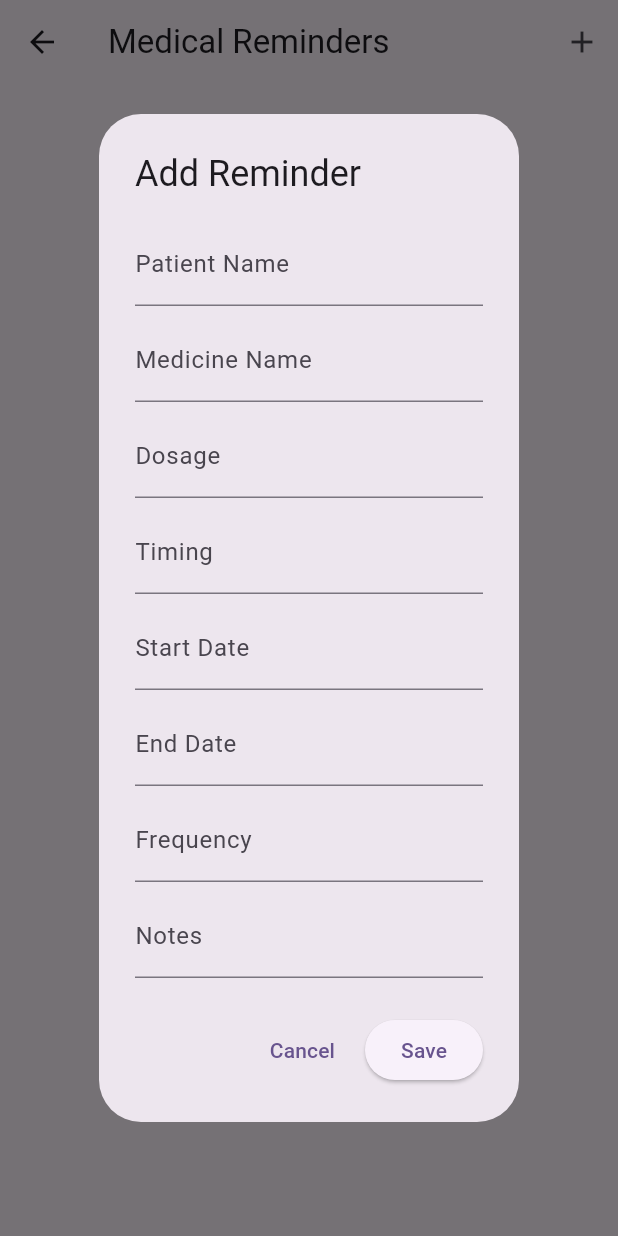
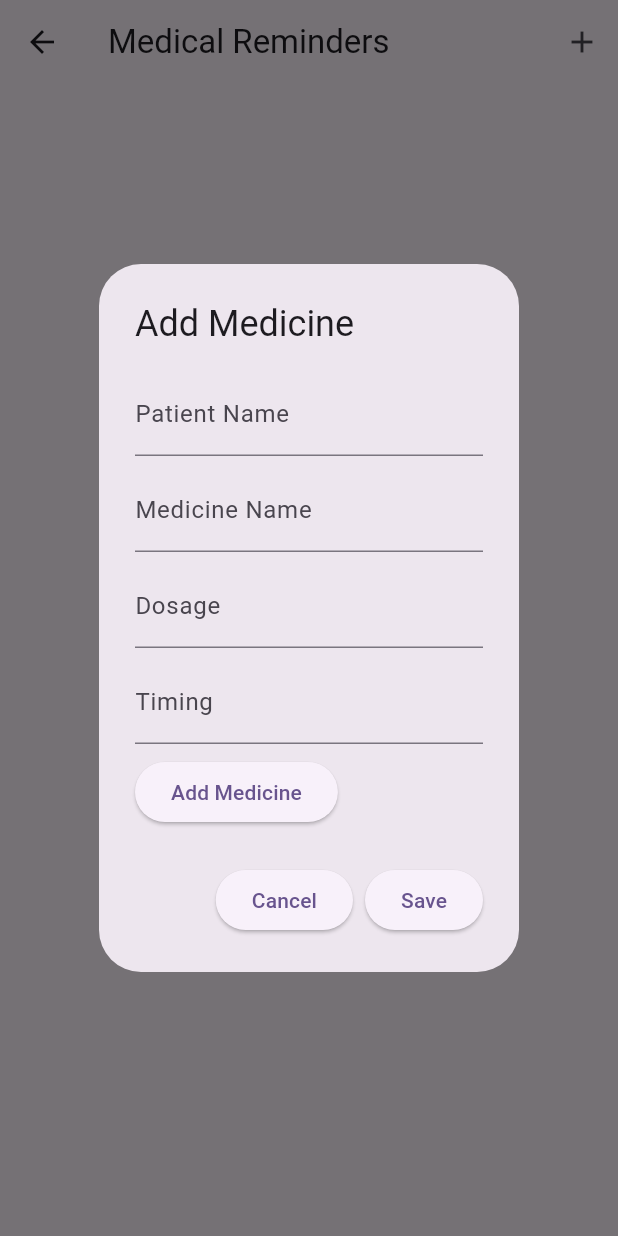
Before and after one commit to Yadavatharva2003/Disease_prediction, a Flutter app: the ReminderPage screen opened directly, after a tap on the "add" icon, on a phone screen of 412 x 824 dp. Run offline on Flutter 3.47's test engine with Material 3 defaults, Android fonts, the phone set to English and light mode, and no system bars; our stand-ins replace animated_text_kit, carousel_slider, cloud_firestore, firebase_auth, firebase_core, google_sign_in; accounts and stored records are empty; network calls fail.

Commit message:
improved_homescreen,reminderpage

```diff
--- a/lib/reminder.dart
+++ b/lib/reminder.dart
@@ -8,70 +8,67 @@ class ReminderPage extends StatefulWidget {
 }
 
 class _ReminderPageState extends State<ReminderPage> {
-  final TextEditingController _patientNameController = TextEditingController();
-  final TextEditingController _medicineNameController = TextEditingController();
-  final TextEditingController _dosageController = TextEditingController();
-  final TextEditingController _timingController = TextEditingController();
-  final TextEditingController _startDateController = TextEditingController();
-  final TextEditingController _endDateController = TextEditingController();
-  final TextEditingController _frequencyController = TextEditingController();
-  final TextEditingController _notesController = TextEditingController();
+  final List<Medicine> medicines = [];
+
+  TextEditingController patientNameController = TextEditingController();
+  TextEditingController medicineNameController = TextEditingController();
+  TextEditingController dosageController = TextEditingController();
+  TextEditingController timingController = TextEditingController();
 
   void _showAddReminderDialog() {
     showDialog(
       context: context,
       builder: (BuildContext context) {
         return AlertDialog(
-          title: Text('Add Reminder'),
-          content: SingleChildScrollView(
-            child: Column(
+          title: Text('Add Medicine'),
+          content: StatefulBuilder(
+            builder: (BuildContext context, StateSetter setState) {
+              return Column(
                 crossAxisAlignment: CrossAxisAlignment.start,
                 mainAxisSize: MainAxisSize.min,
                 children: [
                   TextField(
-                  controller: _patientNameController,
+                    controller: patientNameController,
                     decoration: InputDecoration(labelText: 'Patient Name'),
                   ),
                   SizedBox(height: 8),
                   TextField(
-                  controller: _medicineNameController,
+                    controller: medicineNameController,
                     decoration: InputDecoration(labelText: 'Medicine Name'),
                   ),
                   SizedBox(height: 8),
                   TextField(
-                  controller: _dosageController,
+                    controller: dosageController,
                     decoration: InputDecoration(labelText: 'Dosage'),
                   ),
                   SizedBox(height: 8),
                   TextField(
-                  controller: _timingController,
+                    controller: timingController,
                     decoration: InputDecoration(labelText: 'Timing'),
                   ),
                   SizedBox(height: 8),
-                TextField(
-                  controller: _startDateController,
-                  decoration: InputDecoration(labelText: 'Start Date'),
-                ),
-                SizedBox(height: 8),
-                TextField(
-                  controller: _endDateController,
-                  decoration: InputDecoration(labelText: 'End Date'),
-                ),
-                SizedBox(height: 8),
-                TextField(
-                  controller: _frequencyController,
-                  decoration: InputDecoration(labelText: 'Frequency'),
-                ),
-                SizedBox(height: 8),
-                TextField(
-                  controller: _notesController,
-                  decoration: InputDecoration(labelText: 'Notes'),
+                  ElevatedButton(
+                    onPressed: () {
+                      setState(() {
+                        medicines.add(Medicine(
+                          patientName: patientNameController.text,
+                          medicineName: medicineNameController.text,
+                          dosage: dosageController.text,
+                          timing: timingController.text,
+                        ));
+                        medicineNameController.clear();
+                        dosageController.clear();
+                        timingController.clear();
+                      });
+                    },
+                    child: Text('Add Medicine'),
                   ),
                 ],
-            ),
+              );
+            },
           ),
           actions: [
-            TextButton(
+            ElevatedButton(
               onPressed: () {
                 Navigator.pop(context);
               },
@@ -79,21 +76,9 @@ class _ReminderPageState extends State<ReminderPage> {
             ),
             ElevatedButton(
               onPressed: () {
-                // Add functionality to save the reminder
-                // You can access the entered values using the respective controllers
-                String patientName = _patientNameController.text;
-                String medicineName = _medicineNameController.text;
-                String dosage = _dosageController.text;
-                String timing = _timingController.text;
-                String startDate = _startDateController.text;
-                String endDate = _endDateController.text;
-                String frequency = _frequencyController.text;
-                String notes = _notesController.text;
-
-                // You can add code here to save the reminder
-                // For example, you can add the reminder to a list of reminders or store it in a database
-
-                // After saving the reminder, close the dialog
+                // Add functionality to save the reminders
+                // You can access the entered values using the medicines list
+                // For example, you can save the list of medicines to a database
                 Navigator.pop(context);
               },
               child: Text('Save'),
@@ -116,27 +101,35 @@ class _ReminderPageState extends State<ReminderPage> {
           ),
         ],
       ),
-      body: SingleChildScrollView(
-        child: Column(
-          crossAxisAlignment: CrossAxisAlignment.stretch,
-          children: [
-            // Add your list of reminders here
-          ],
-        ),
+      body: ListView.builder(
+        itemCount: medicines.length,
+        itemBuilder: (context, index) {
+          return ListTile(
+            title: Text('Patient Name: ${medicines[index].patientName}'),
+            subtitle: Text('Medicine: ${medicines[index].medicineName}, Dosage: ${medicines[index].dosage}, Timing: ${medicines[index].timing}'),
+          );
+        },
       ),
     );
   }
+}
 
-  @override
-  void dispose() {
-    _patientNameController.dispose();
-    _medicineNameController.dispose();
-    _dosageController.dispose();
-    _timingController.dispose();
-    _startDateController.dispose();
-    _endDateController.dispose();
-    _frequencyController.dispose();
-    _notesController.dispose();
-    super.dispose();
+class Medicine {
+  final String patientName;
+  final String medicineName;
+  final String dosage;
+  final String timing;
+
+  Medicine({
+    required this.patientName,
+    required this.medicineName,
+    required this.dosage,
+    required this.timing,
+  });
 }
+
+void main() {
+  runApp(MaterialApp(
+    home: ReminderPage(),
+  ));
 }
--- a/pubspec.yaml
+++ b/pubspec.yaml
@@ -42,6 +42,8 @@ dependencies:
   icons_flutter: ^0.0.4
   animated_text_kit: ^4.2.2
   carousel_slider: ^4.0.0
+  flutter_local_notifications: ^17.1.0
+  timezone: ^0.9.3
 dev_dependencies:
   flutter_test:
     sdk: flutter
```
Also changed, not shown: lib/Home.dart (+17 -9 lines), lib/input.dart (+38 -4 lines), pubspec.lock. Lines whose indentation alone changed are shown as unchanged.
